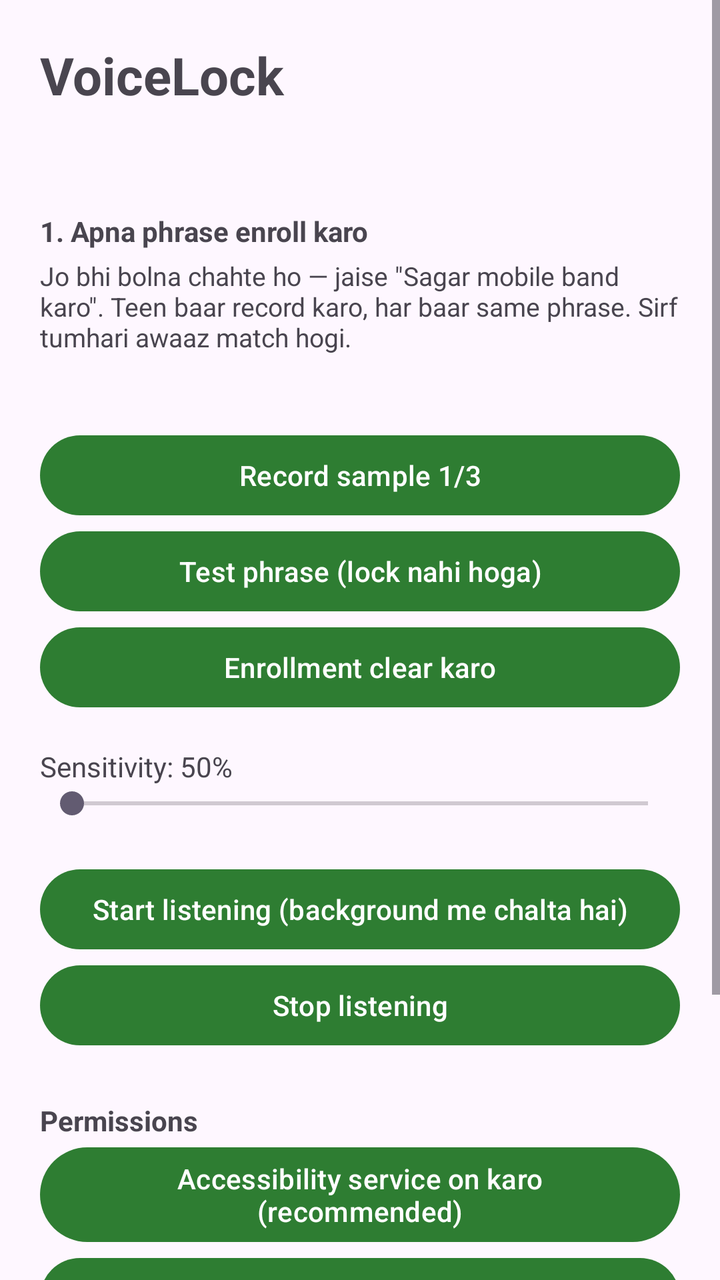
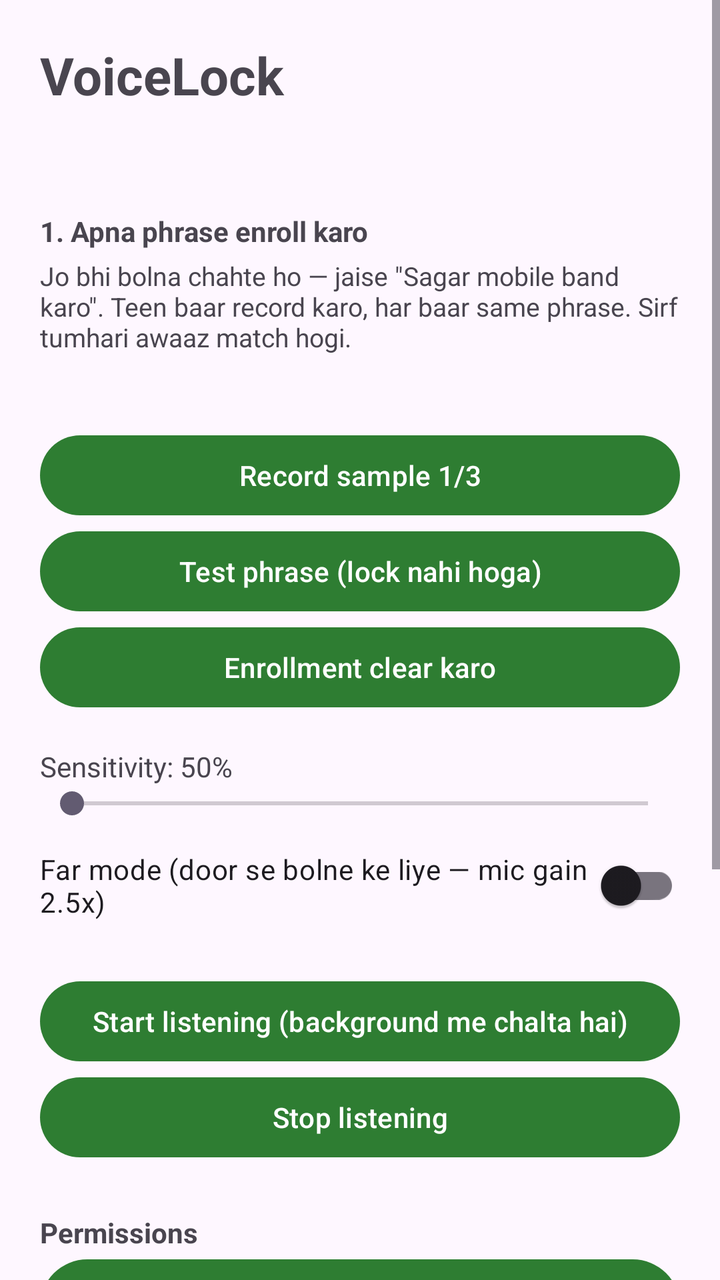

Screens rendered from an Android XML layout before and after an edit, with the pre-edit source and the edit as a unified diff.
<!-- AndroidManifest.xml: application theme Theme.VoiceLock -->
<!-- res/layout/activity_main.xml -->
<?xml version="1.0" encoding="utf-8"?>
<ScrollView xmlns:android="http://schemas.android.com/apk/res/android"
    android:layout_width="match_parent"
    android:layout_height="match_parent"
    android:fillViewport="true">

    <LinearLayout
        android:layout_width="match_parent"
        android:layout_height="wrap_content"
        android:orientation="vertical"
        android:padding="20dp">

        <TextView
            android:layout_width="wrap_content"
            android:layout_height="wrap_content"
            android:text="@string/app_name"
            android:textSize="26sp"
            android:textStyle="bold" />

        <TextView
            android:id="@+id/statusText"
            android:layout_width="match_parent"
            android:layout_height="wrap_content"
            android:layout_marginTop="8dp"
            android:textSize="14sp" />

        <TextView
            android:layout_width="match_parent"
            android:layout_height="wrap_content"
            android:layout_marginTop="24dp"
            android:text="1. Apna phrase enroll karo"
            android:textStyle="bold" />

        <TextView
            android:layout_width="match_parent"
            android:layout_height="wrap_content"
            android:layout_marginTop="4dp"
            android:text="Jo bhi bolna chahte ho — jaise &quot;Sagar mobile band karo&quot;. Teen baar record karo, har baar same phrase. Sirf tumhari awaaz match hogi."
            android:textSize="13sp" />

        <TextView
            android:id="@+id/enrollStatus"
            android:layout_width="match_parent"
            android:layout_height="wrap_content"
            android:layout_marginTop="8dp"
            android:textSize="15sp"
            android:textStyle="bold" />

        <Button
            android:id="@+id/btnRecord"
            android:layout_width="match_parent"
            android:layout_height="wrap_content"
            android:layout_marginTop="8dp"
            android:text="Record sample 1/3" />

        <Button
            android:id="@+id/btnTest"
            android:layout_width="match_parent"
            android:layout_height="wrap_content"
            android:text="Test phrase (lock nahi hoga)" />

        <Button
            android:id="@+id/btnClear"
            android:layout_width="match_parent"
            android:layout_height="wrap_content"
            android:text="Enrollment clear karo" />

        <TextView
            android:id="@+id/sensitivityLabel"
            android:layout_width="match_parent"
            android:layout_height="wrap_content"
            android:layout_marginTop="16dp"
            android:text="Sensitivity: 50%" />

        <SeekBar
            android:id="@+id/sensitivityBar"
            android:layout_width="match_parent"
            android:layout_height="wrap_content"
            android:max="100" />

        <Button
            android:id="@+id/btnStart"
            android:layout_width="match_parent"
            android:layout_height="wrap_content"
            android:layout_marginTop="20dp"
            android:text="Start listening (background me chalta hai)" />

        <Button
            android:id="@+id/btnStop"
            android:layout_width="match_parent"
            android:layout_height="wrap_content"
            android:text="Stop listening" />

        <TextView
            android:layout_width="match_parent"
            android:layout_height="wrap_content"
            android:layout_marginTop="24dp"
            android:text="Permissions"
            android:textStyle="bold" />

        <Button
            android:id="@+id/btnAccessibility"
            android:layout_width="match_parent"
            android:layout_height="wrap_content"
            android:text="Accessibility service on karo (recommended)" />

        <Button
            android:id="@+id/btnAdmin"
            android:layout_width="match_parent"
            android:layout_height="wrap_content"
            android:text="Device admin on karo (fallback)" />

        <Button
            android:id="@+id/btnBattery"
            android:layout_width="match_parent"
            android:layout_height="wrap_content"
            android:text="Battery optimization se exempt karo" />

        <TextView
            android:layout_width="match_parent"
            android:layout_height="wrap_content"
            android:layout_marginTop="24dp"
            android:textSize="12sp"
            android:textColor="#888888"
            android:text="Note: Ye voice-print style matching hai (MFCC + DTW). Casual use ke liye kaafi hai par biometric-grade security nahi. Secure lock screen ko koi app programmatically unlock nahi kar sakta — voice sirf lock karti hai." />
    </LinearLayout>
</ScrollView>
<!-- resources referenced by this layout -->
<resources>
  <string name="app_name">VoiceLock</string>
  <style name="Theme.VoiceLock" parent="Theme.Material3.DayNight.NoActionBar">
          <item name="colorPrimary">#2E7D32</item>
          <item name="colorOnPrimary">#FFFFFF</item>
      </style>
</resources>

<!-- the commit's change to res/layout/activity_main.xml (unified diff, before → after) -->
@@ -78,6 +78,13 @@
             android:layout_height="wrap_content"
             android:max="100" />
 
+        <androidx.appcompat.widget.SwitchCompat
+            android:id="@+id/farSwitch"
+            android:layout_width="match_parent"
+            android:layout_height="wrap_content"
+            android:layout_marginTop="8dp"
+            android:text="Far mode (door se bolne ke liye — mic gain 2.5x)" />
+
         <Button
             android:id="@+id/btnStart"
             android:layout_width="match_parent"
@@ -120,6 +127,22 @@
             android:layout_width="match_parent"
             android:layout_height="wrap_content"
             android:layout_marginTop="24dp"
+            android:text="Last events (proof ki app sun raha hai)"
+            android:textStyle="bold" />
+
+        <TextView
+            android:id="@+id/eventLog"
+            android:layout_width="match_parent"
+            android:layout_height="wrap_content"
+            android:layout_marginTop="4dp"
+            android:fontFamily="monospace"
+            android:textSize="12sp"
+            android:text="Abhi koi event nahi" />
+
+        <TextView
+            android:layout_width="match_parent"
+            android:layout_height="wrap_content"
+            android:layout_marginTop="24dp"
             android:textSize="12sp"
             android:textColor="#888888"
             android:text="Note: Ye voice-print style matching hai (MFCC + DTW). Casual use ke liye kaafi hai par biometric-grade security nahi. Secure lock screen ko koi app programmatically unlock nahi kar sakta — voice sirf lock karti hai." />
